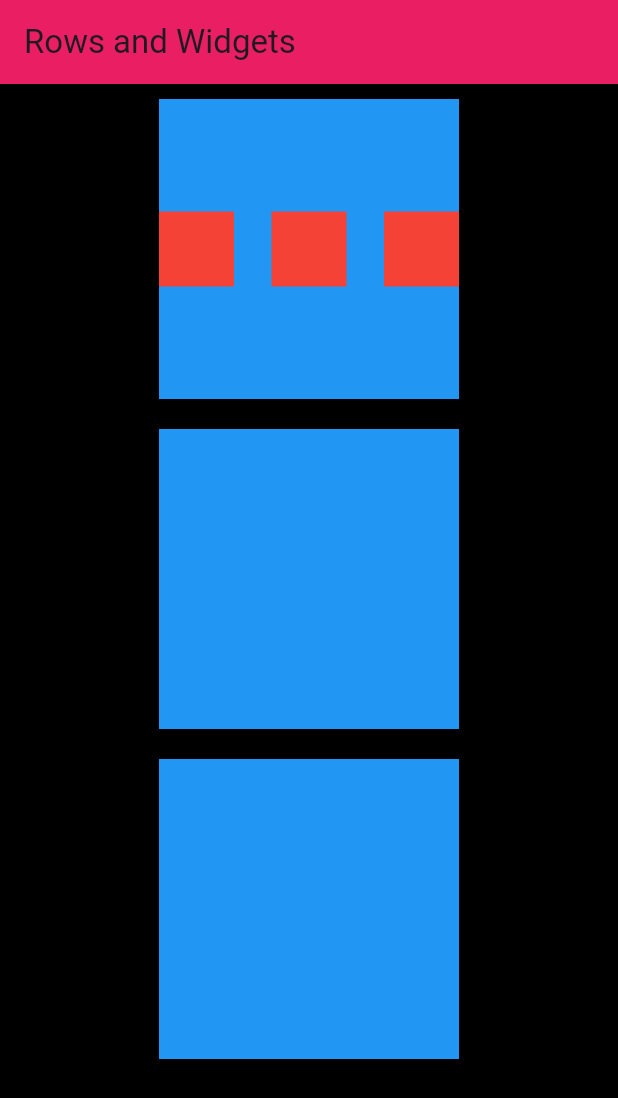
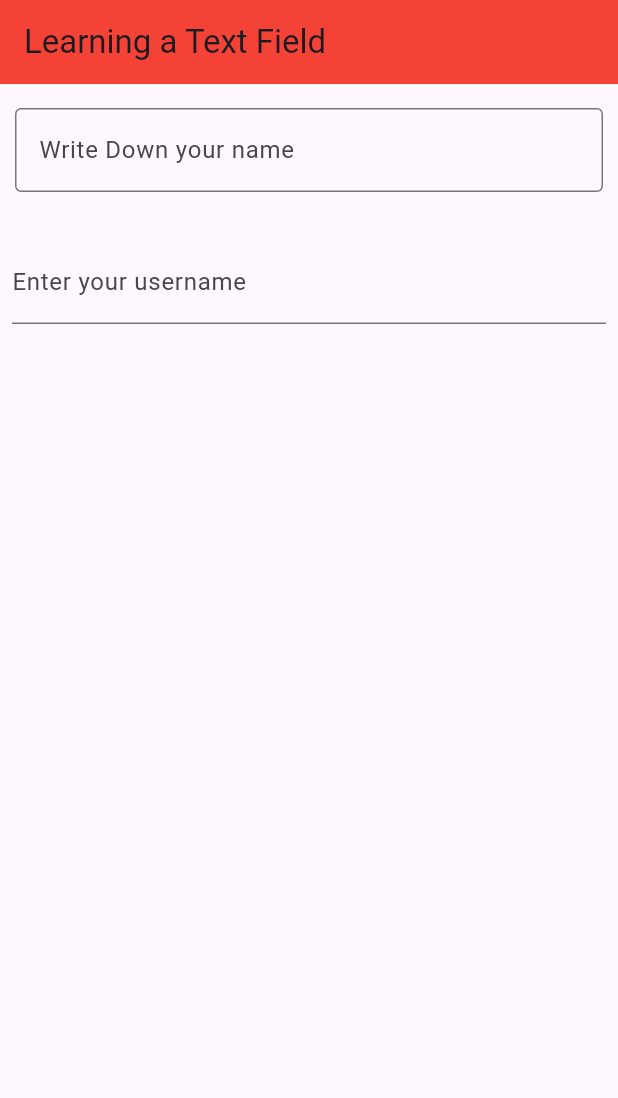
Before and after one commit to Sailesharyal/FlutterProjects, a Flutter app: the screen it shows after launch, on a phone screen of 412 x 824 dp. Shown: the top 1098 px of the screen. Run offline on Flutter 3.47's test engine with Material 3 defaults, Android fonts, the phone set to English and light mode, and no system bars; our stand-ins replace hive_flutter; accounts and stored records are empty.

Commit message:
aded the widget about textfield and container

```diff
--- /dev/null
+++ b/learningwidget/lib/Pages/Text_Elevated_btn.dart
@@ -0,0 +1,16 @@
+import 'package:flutter/material.dart';
+
+class TextandElevatedbtn extends StatelessWidget {
+  const TextandElevatedbtn({super.key});
+
+  @override
+  Widget build(BuildContext context) {
+    return Scaffold(
+      appBar: AppBar(
+        title: const Text("Elevated and Text"),
+        backgroundColor: Colors.red,
+      ),
+      body: Text("This is my name"),
+    );
+  }
+}
--- /dev/null
+++ b/learningwidget/lib/Pages/texfield.dart
@@ -0,0 +1,52 @@
+import 'package:flutter/material.dart';
+
+class textfield extends StatelessWidget {
+  const textfield({super.key});
+
+  @override
+  Widget build(BuildContext context) {
+    const appTitle = 'Learning a Text Field';
+    return MaterialApp(
+      title: appTitle,
+      home: Scaffold(
+        appBar: AppBar(
+          title: const Text(appTitle),
+          backgroundColor: Colors.red,
+        ),
+        body: const MyCustomForm(),
+      ),
+    );
+  }
+}
+
+class MyCustomForm extends StatelessWidget {
+  const MyCustomForm({super.key});
+
+  @override
+  Widget build(BuildContext context) {
+    return Column(
+      crossAxisAlignment: CrossAxisAlignment.center,
+      children: <Widget>[
+        const Padding(
+          padding: EdgeInsets.symmetric(horizontal: 10, vertical: 16),
+          child: TextField(
+            decoration: InputDecoration(
+              border: OutlineInputBorder(),
+              hintText: 'Write Down your name',
+              fillColor: Colors.pink.shade50,
+            ),
+          ),
+        ),
+        Padding(
+          padding: const EdgeInsets.symmetric(horizontal: 8, vertical: 16),
+          child: TextFormField(
+            decoration: const InputDecoration(
+              border: UnderlineInputBorder(),
+              labelText: 'Enter your username',
+            ),
+          ),
+        ),
+      ],
+    );
+  }
+}
--- a/learningwidget/lib/main.dart
+++ b/learningwidget/lib/main.dart
@@ -1,7 +1,9 @@
 import 'package:flutter/material.dart';
 import 'package:learningwidget/Pages/List_Grid_View.dart';
 import 'package:learningwidget/Pages/Rows_Column.dart';
+import 'package:learningwidget/Pages/Text_Elevated_btn.dart';
 import 'package:learningwidget/Pages/container_sized.dart';
+import 'package:learningwidget/Pages/texfield.dart';
 
 void main() {
   runApp(const MyApp());
@@ -20,7 +22,7 @@ class MyApp extends StatelessWidget {
         colorScheme: ColorScheme.fromSeed(seedColor: Colors.deepPurple),
         useMaterial3: true,
       ),
-      home: const rows_columns(),
+      home: const textfield(),
     );
   }
 }
```
